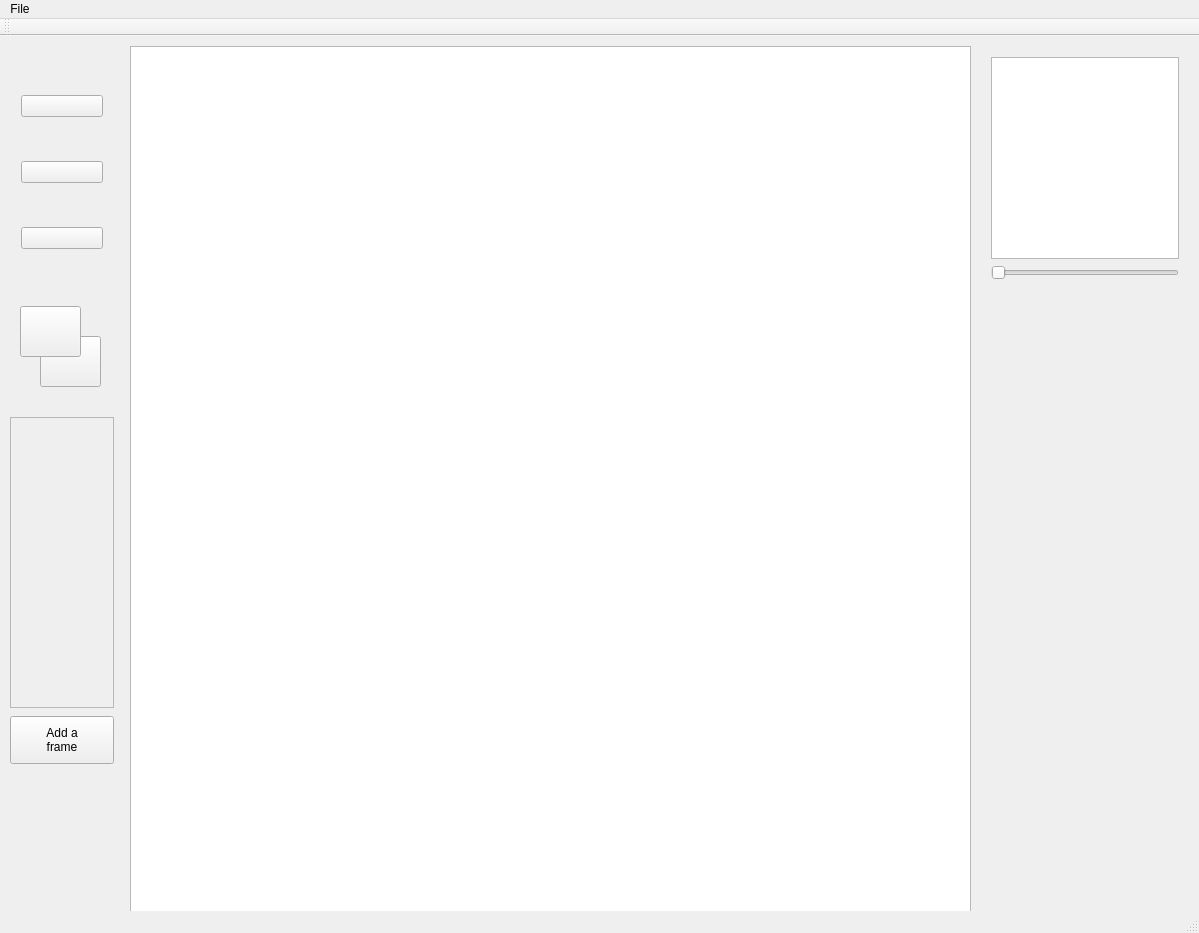
Old version of the form SpriteEditor/mainwindow.ui in the repository TannerWilson/Sprite-Editor.
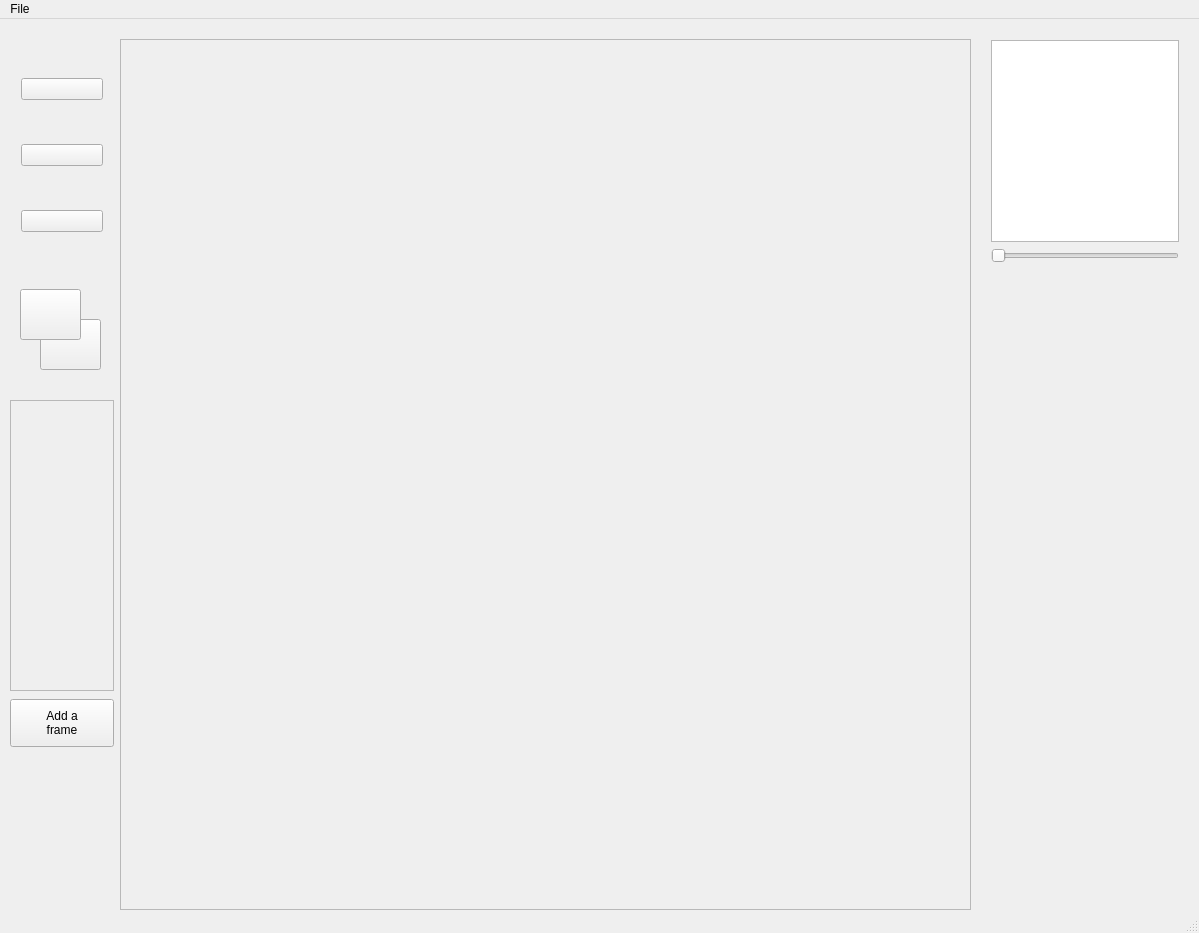
New version of the form. Icons and pictures are not drawn.

```diff
--- a/SpriteEditor/mainwindow.ui
+++ b/SpriteEditor/mainwindow.ui
@@ -217,19 +217,6 @@
      </item>
     </layout>
    </widget>
-   <widget class="QGraphicsView" name="graphicsView">
-    <property name="geometry">
-     <rect>
-      <x>130</x>
-      <y>10</y>
-      <width>841</width>
-      <height>921</height>
-     </rect>
-    </property>
-    <property name="mouseTracking">
-     <bool>true</bool>
-    </property>
-   </widget>
    <widget class="QPushButton" name="secondaryColorButton">
     <property name="geometry">
      <rect>
@@ -259,6 +246,22 @@
      <string/>
     </property>
    </widget>
+   <widget class="QFrame" name="graphicsframe">
+    <property name="geometry">
+     <rect>
+      <x>120</x>
+      <y>20</y>
+      <width>851</width>
+      <height>871</height>
+     </rect>
+    </property>
+    <property name="frameShape">
+     <enum>QFrame::StyledPanel</enum>
+    </property>
+    <property name="frameShadow">
+     <enum>QFrame::Raised</enum>
+    </property>
+   </widget>
   </widget>
   <widget class="QMenuBar" name="menuBar">
    <property name="geometry">
@@ -283,14 +286,6 @@
    </widget>
    <addaction name="menuFile"/>
   </widget>
-  <widget class="QToolBar" name="mainToolBar">
-   <attribute name="toolBarArea">
-    <enum>TopToolBarArea</enum>
-   </attribute>
-   <attribute name="toolBarBreak">
-    <bool>false</bool>
-   </attribute>
-  </widget>
   <widget class="QStatusBar" name="statusBar"/>
   <action name="actionOpen">
    <property name="text">
```
Left out of the diff: 2 changed lines with no effect on the pictures.
